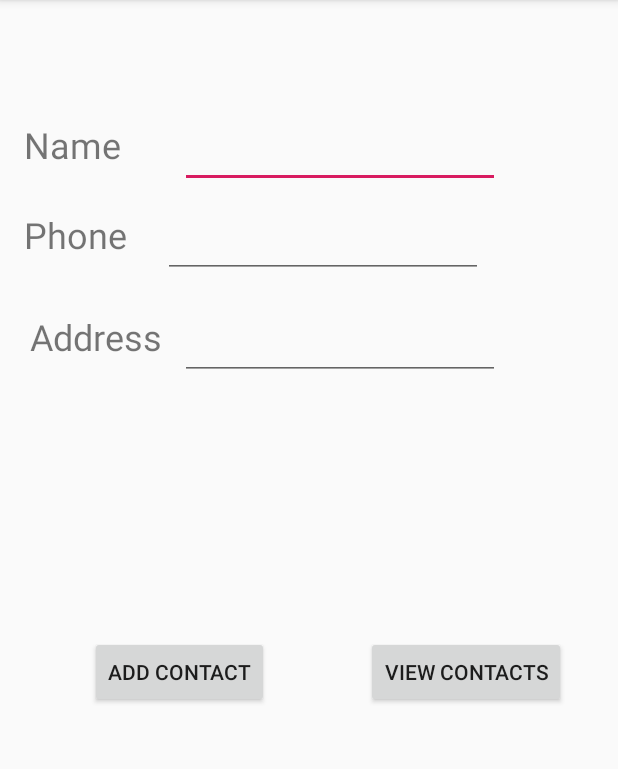
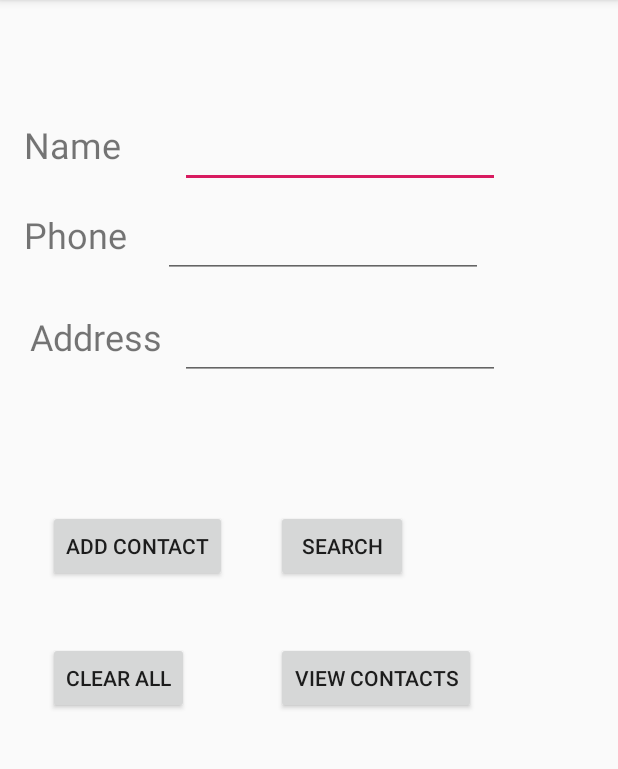
Before and after one commit to carneyb3592/CarneyBen_SQLnotes, an Android app: the screen it shows after launch (MainActivity), on a phone screen of 412 x 824 dp, the part 84-853 px from its top. Run offline under Robolectric (Android 15) with nearby library versions, the phone set to English and light mode, and no system bars.

```diff
--- a/app/src/main/java/com/example/mycontactapp/DatabaseHelper.java
+++ b/app/src/main/java/com/example/mycontactapp/DatabaseHelper.java
@@ -20,9 +20,9 @@ public class DatabaseHelper extends SQLiteOpenHelper {
     public static final String SQL_CREATE_ENTRIES =
             "CREATE TABLE " + TABLE_NAME + " (" +
                     ID  + " INTEGER PRIMARY KEY AUTOINCREMENT," +
-                    COLUMN_NAME_CONTACT + " TEXT" +
-                    COLUMN_NAME_PHONE + "TEXT,"
-                    + COLUMN_NAME_ADDRESS + "TEXT)";
+                    COLUMN_NAME_CONTACT + " TEXT," +
+                    COLUMN_NAME_PHONE + " TEXT,"
+                    + COLUMN_NAME_ADDRESS + " TEXT)";
 
     public static final String SQL_DELETE_ENTRIES =
             "DROP TABLE IF EXISTS "  + TABLE_NAME;
@@ -61,10 +61,25 @@ public class DatabaseHelper extends SQLiteOpenHelper {
             return true;
         }
     }
+    public void deleteAllData(){
+        SQLiteDatabase db = getWritableDatabase();
+        db.execSQL(SQL_DELETE_ENTRIES);
+        onCreate(db);
+    }
     public Cursor getAllData(){
         //Log.d here
         SQLiteDatabase db = this.getWritableDatabase();
         Cursor res = db.rawQuery("select * from  " + TABLE_NAME,null);
         return res;
     }
+    public boolean searchData(String name, String number, String address){
+        if(name.length() == 0 && number.length() == 0 && address.length() == 0) {
+            return false;
+        }
+
+
+
+
+        return false;
+    }
 }
--- a/app/src/main/res/layout/activity_main.xml
+++ b/app/src/main/res/layout/activity_main.xml
@@ -35,8 +35,8 @@
         android:id="@+id/button"
         android:layout_width="wrap_content"
         android:layout_height="wrap_content"
-        android:layout_marginStart="60dp"
-        android:layout_marginTop="424dp"
+        android:layout_marginStart="32dp"
+        android:layout_marginTop="340dp"
         android:onClick="addData"
         android:text="Add Contact"
         app:layout_constraintStart_toStartOf="parent"
@@ -90,11 +90,33 @@
         android:id="@+id/button2"
         android:layout_width="wrap_content"
         android:layout_height="wrap_content"
-        android:layout_marginStart="244dp"
-        android:layout_marginTop="424dp"
+        android:layout_marginStart="184dp"
+        android:layout_marginTop="428dp"
         android:onClick="viewData"
         android:text="VIEW CONTACTS"
         app:layout_constraintStart_toStartOf="parent"
         app:layout_constraintTop_toTopOf="parent" />
 
+    <Button
+        android:id="@+id/button_clear"
+        android:layout_width="wrap_content"
+        android:layout_height="wrap_content"
+        android:layout_marginStart="32dp"
+        android:layout_marginTop="428dp"
+        android:onClick="clearAll"
+        android:text="CLEAR ALL"
+        app:layout_constraintStart_toStartOf="parent"
+        app:layout_constraintTop_toTopOf="parent" />
+
+    <Button
+        android:id="@+id/button_search"
+        android:layout_width="wrap_content"
+        android:layout_height="wrap_content"
+        android:layout_marginStart="184dp"
+        android:layout_marginTop="340dp"
+        android:onClick="searchContact"
+        android:text="SEARCH"
+        app:layout_constraintStart_toStartOf="parent"
+        app:layout_constraintTop_toTopOf="parent" />
+
 </android.support.constraint.ConstraintLayout>
```
Also changed, not shown: app/src/main/java/com/example/mycontactapp/MainActivity.java (+14 -0 lines).
